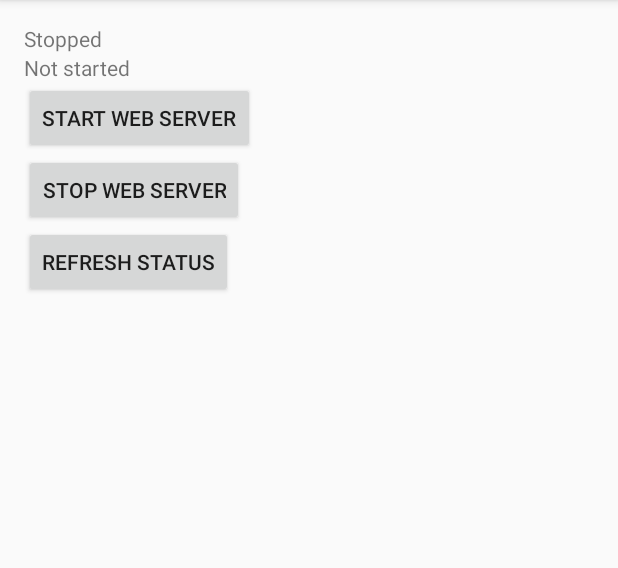
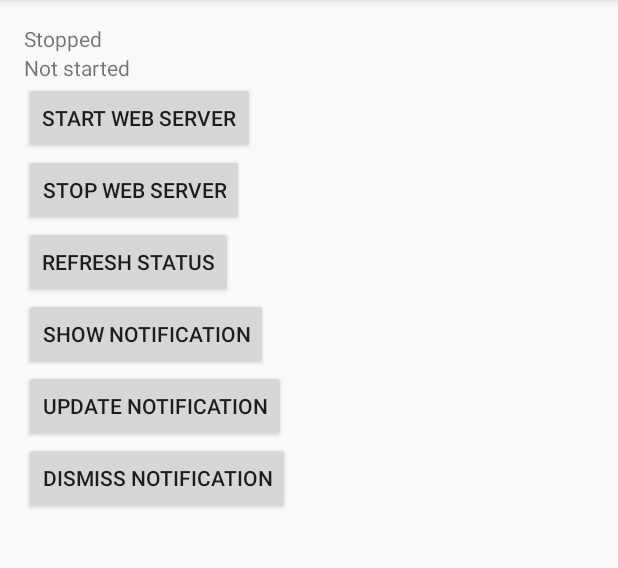
Before and after one commit to GusRustam/VideoTest, an Android app: the screen it shows after launch (MainActivity), in the options menu, after a tap on "Settings", on a phone screen of 412 x 824 dp, the part 84-652 px from its top. Run offline under Robolectric (Android 15) with nearby library versions, the phone set to English and light mode, and no system bars.

Commit message:
testing notifications

```diff
--- a/app/src/main/java/ru/automize/videotest/MainActivity.java
+++ b/app/src/main/java/ru/automize/videotest/MainActivity.java
@@ -1,9 +1,13 @@
 package ru.automize.videotest;
 
 import android.app.ActivityManager;
+import android.app.NotificationManager;
+import android.app.PendingIntent;
 import android.content.Context;
 import android.content.Intent;
 import android.net.wifi.WifiManager;
+import android.support.v4.app.NotificationCompat;
+import android.support.v4.app.TaskStackBuilder;
 import android.support.v7.app.ActionBarActivity;
 import android.os.Bundle;
 import android.view.Menu;
@@ -86,6 +90,80 @@ public class MainActivity extends ActionBarActivity {
         }
     }
 
+
+    private int mId = 1214;
+    private String notificationTitle = "Hello World";
+    private int notificationNumber = 12;
+
+    private String getNotificationTitle() {
+        return String.format("%s - %d", notificationTitle, notificationNumber);
+    }
+
+    public void disposeNotification(View view) {
+        NotificationManager mNotificationManager =
+                (NotificationManager) getSystemService(Context.NOTIFICATION_SERVICE);
+        mNotificationManager.cancel(mId);
+    }
+
+    public void updateNotification(View view) {
+        notificationNumber++;
+
+        // todo check if notification exists
+
+
+        NotificationManager mNotificationManager =
+                (NotificationManager) getSystemService(Context.NOTIFICATION_SERVICE);
+// Sets an ID for the notification, so it can be updated
+        NotificationCompat.Builder mNotifyBuilder = new NotificationCompat.Builder(this)
+                .setContentTitle("New Message")
+                .setContentText("You've received new messages.")
+                .setSmallIcon(R.drawable.server_notification);
+
+        // Start of a loop that processes data and then notifies the user
+        mNotifyBuilder
+                .setContentTitle(getNotificationTitle())
+                .setNumber(notificationNumber);
+
+        // Because the ID remains unchanged, the existing notification is
+        // updated.
+        mNotificationManager.notify(
+                mId,
+                mNotifyBuilder.build());
+    }
+
+    public void createNotification(View view) {
+        NotificationCompat.Builder mBuilder =
+                new NotificationCompat.Builder(this)
+                        .setSmallIcon(R.drawable.server_notification)
+                        .setContentTitle(getNotificationTitle())
+                        .setContentText("A content text here");
+
+        // Creates an explicit intent for an Activity in your app
+        Intent resultIntent = new Intent(this, MainActivity.class);
+
+        // The stack builder object will contain an artificial back stack for the
+        // started Activity.
+        // This ensures that navigating backward from the Activity leads out of
+        // your application to the Home screen.
+        TaskStackBuilder stackBuilder = TaskStackBuilder.create(this);
+        // Adds the back stack for the Intent (but not the Intent itself)
+        stackBuilder.addParentStack(MainActivity.class);
+        // Adds the Intent that starts the Activity to the top of the stack
+        stackBuilder.addNextIntent(resultIntent);
+        PendingIntent resultPendingIntent =
+                stackBuilder.getPendingIntent(
+                        0,
+                        PendingIntent.FLAG_UPDATE_CURRENT
+                );
+        mBuilder.setContentIntent(resultPendingIntent);
+        NotificationManager mNotificationManager =
+                (NotificationManager) getSystemService(Context.NOTIFICATION_SERVICE);
+
+        // mId allows you to update the notification later on.
+        mNotificationManager.notify(mId, mBuilder.build());
+    }
+
+
     public void stopWebServer(View view) {
         Toast.makeText(this, "stop", Toast.LENGTH_SHORT).show();
         Intent intent = new Intent(this, _serviceClass);
--- a/app/src/main/res/layout/activity_main.xml
+++ b/app/src/main/res/layout/activity_main.xml
@@ -35,4 +35,21 @@
         android:layout_width="wrap_content"
         android:layout_height="wrap_content"
         android:onClick="refreshWebServer" />
+
+    <Button
+        android:text="Show notification"
+        android:layout_width="wrap_content"
+        android:layout_height="wrap_content"
+        android:onClick="createNotification" />
+    <Button
+        android:text="Update notification"
+        android:layout_width="wrap_content"
+        android:layout_height="wrap_content"
+        android:onClick="updateNotification" />
+    <Button
+        android:text="Dismiss notification"
+        android:layout_width="wrap_content"
+        android:layout_height="wrap_content"
+        android:onClick="disposeNotification" />
+
 </LinearLayout>
```
Also changed, not shown: app/src/main/java/ru/automize/videotest/PersistentService.java (+6 -7 lines), app/src/main/res/drawable-hdpi-v11/server_notification.png (added), app/src/main/res/drawable-hdpi-v9/server_notification.png (added), app/src/main/res/drawable-hdpi/server_notification.png (added), app/src/main/res/drawable-mdpi-v11/server_notification.png (added), app/src/main/res/drawable-mdpi-v9/server_notification.png (added), app/src/main/res/drawable-mdpi/server_notification.png (added), app/src/main/res/drawable-xhdpi-v11/server_notification.png (added), app/src/main/res/drawable-xhdpi-v9/server_notification.png (added), app/src/main/res/drawable-xhdpi/server_notification.png (added), app/src/main/res/drawable-xxhdpi-v11/server_notification.png (added), app/src/main/res/drawable-xxhdpi-v9/server_notification.png (added), app/src/main/res/drawable-xxhdpi/server_notification.png (added).
